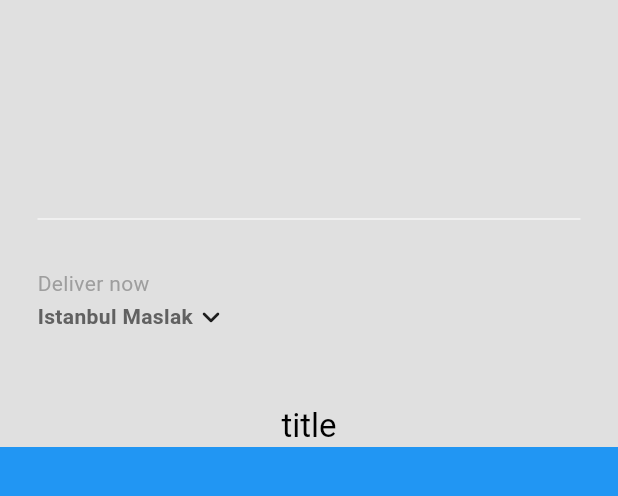
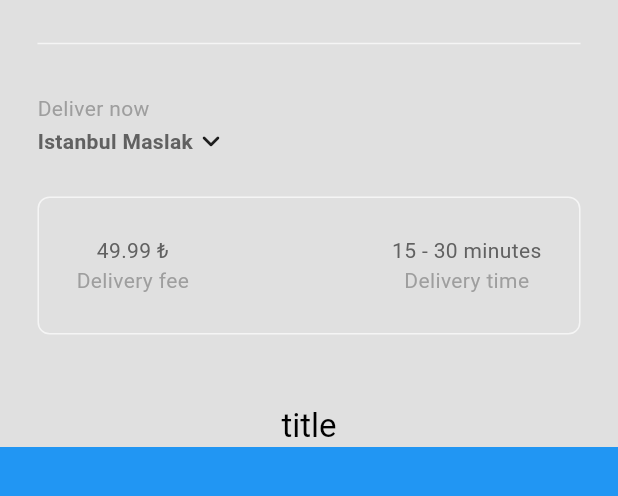
Before and after one commit to bilal-ahmet/food_delivery_app, a Flutter app: the HomePage screen opened directly, on a phone screen of 412 x 824 dp, the part 63-559 px from its top. Run offline on Flutter 3.47's test engine with Material 3 defaults, Android fonts, the phone set to English and light mode, and no system bars.

```diff
--- /dev/null
+++ b/lib/components/my_description_box.dart
@@ -0,0 +1,35 @@
+import 'package:flutter/material.dart';
+
+class MyDescriptionBox extends StatelessWidget {
+  const MyDescriptionBox({super.key});
+
+  @override
+  Widget build(BuildContext context) {
+    return Container(
+      padding: const EdgeInsets.all(25),
+      margin: const EdgeInsets.only(left: 25, right: 25, bottom: 25),
+      decoration: BoxDecoration(
+        border: Border.all(color: Theme.of(context).colorScheme.secondary),
+        borderRadius: BorderRadius.circular(8)
+      ),
+      child: Row(
+        mainAxisAlignment: MainAxisAlignment.spaceBetween,
+        children: [
+          Column(
+            children: [
+              Text("49.99 ₺", style: TextStyle(color: Theme.of(context).colorScheme.inversePrimary)),
+              Text("Delivery fee", style: TextStyle(color: Theme.of(context).colorScheme.primary),)
+            ],
+          ),
+
+          Column(
+            children: [
+              Text("15 - 30 minutes", style: TextStyle(color: Theme.of(context).colorScheme.inversePrimary)),
+              Text("Delivery time", style: TextStyle(color: Theme.of(context).colorScheme.primary),)
+            ],
+          )
+        ],
+      ),
+    );
+  }
+}
--- a/lib/pages/home_page.dart
+++ b/lib/pages/home_page.dart
@@ -1,5 +1,6 @@
 import 'package:flutter/material.dart';
 import 'package:food_delivery_app/components/my_current_location.dart';
+import 'package:food_delivery_app/components/my_description_box.dart';
 import 'package:food_delivery_app/components/my_drawer.dart';
 import 'package:food_delivery_app/components/my_sliver_app_bar.dart';
 
@@ -24,7 +25,8 @@
                       mainAxisAlignment: MainAxisAlignment.end,
                       children: [
                         Divider(indent: 25, endIndent: 25, color: Theme.of(context).colorScheme.secondary,),
-                        const MyCurrentLocation()
+                        const MyCurrentLocation(),
+                        const MyDescriptionBox()
                       ],
                     ))
               ],
```
